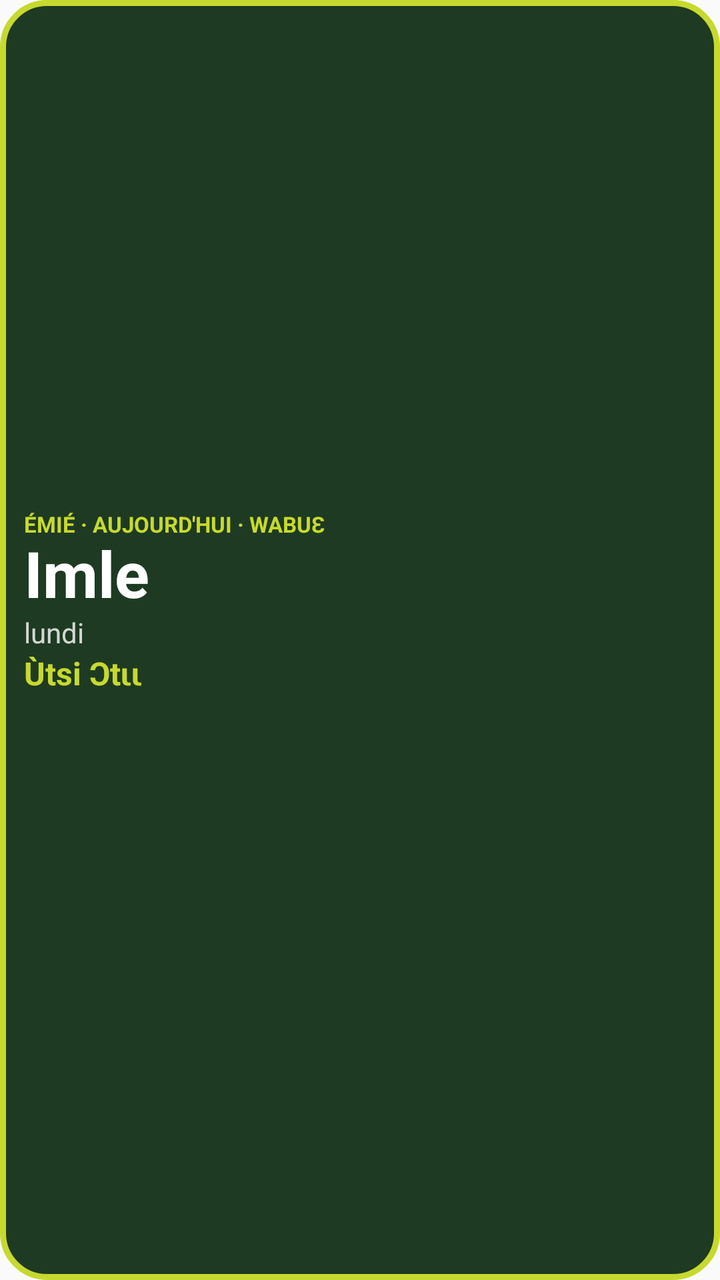
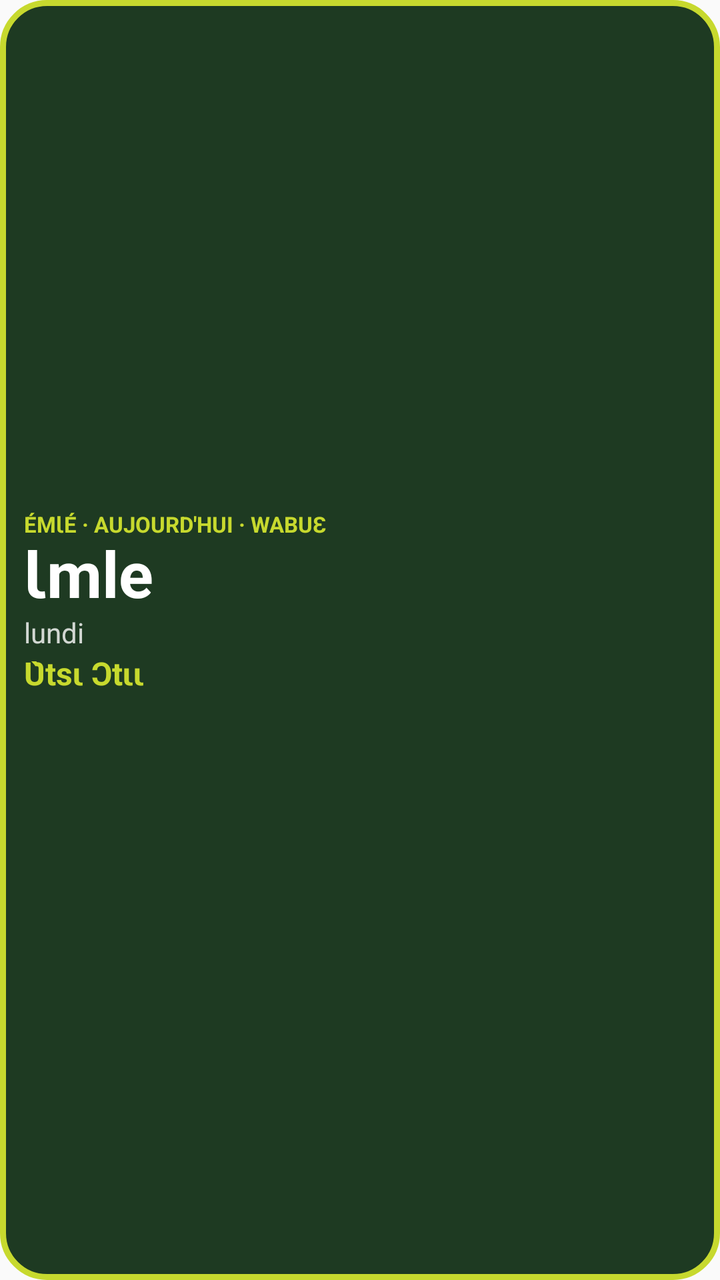

The first picture is an Android layout as it rendered before a commit; the second is the same layout after the commit. The layout source and the unified diff follow.
<!-- AndroidManifest.xml: application theme android:Theme.Material.Light.NoActionBar -->
<!-- res/layout/widget_calendrier.xml -->
<?xml version="1.0" encoding="utf-8"?>
<LinearLayout xmlns:android="http://schemas.android.com/apk/res/android"
    android:id="@+id/w_racine"
    android:layout_width="match_parent" android:layout_height="match_parent"
    android:orientation="vertical" android:padding="12dp" android:gravity="center_vertical"
    android:background="@drawable/fond_widget">
    <TextView android:id="@+id/w_titre" android:layout_width="wrap_content" android:layout_height="wrap_content"
        android:text="ÉMIÉ · AUJOURD'HUI · WABUƐ" android:textColor="#FFC7D92E"
        android:textSize="11sp" android:textStyle="bold" />
    <TextView android:id="@+id/w_jour" android:layout_width="wrap_content" android:layout_height="wrap_content"
        android:text="Imle" android:textColor="#FFFFFFFF" android:textSize="32sp" android:textStyle="bold"
        android:includeFontPadding="false" />
    <TextView android:id="@+id/w_jour_fr" android:layout_width="wrap_content" android:layout_height="wrap_content"
        android:text="lundi" android:textColor="#CCFFFFFF" android:textSize="14sp" />
    <TextView android:id="@+id/w_mois" android:layout_width="wrap_content" android:layout_height="wrap_content"
        android:text="Ùtsi Ɔtɩɩ" android:textColor="#FFC7D92E" android:textSize="16sp" android:textStyle="bold" />
    <TextView android:id="@+id/w_marche" android:layout_width="wrap_content" android:layout_height="wrap_content"
        android:text="" android:textColor="#FFFFFFFF" android:textSize="14sp" />
    <TextView android:id="@+id/w_ovazu" android:layout_width="wrap_content" android:layout_height="wrap_content"
        android:text="" android:textColor="#FFE8C35A" android:textSize="14sp" android:textStyle="bold" />
</LinearLayout>
<!-- resources referenced by this layout -->
<resources>
  <!-- drawable fond_widget (drawable) -->
  <?xml version="1.0" encoding="utf-8"?>
  <shape xmlns:android="http://schemas.android.com/apk/res/android" android:shape="rectangle">
      <solid android:color="#FF1E3A22" />
      <corners android:radius="22dp" />
      <stroke android:width="3dp" android:color="#FFC7D92E" />
  </shape>
</resources>

<!-- the commit's change to res/layout/widget_calendrier.xml (unified diff, before → after) -->
@@ -5,15 +5,15 @@
     android:orientation="vertical" android:padding="12dp" android:gravity="center_vertical"
     android:background="@drawable/fond_widget">
     <TextView android:id="@+id/w_titre" android:layout_width="wrap_content" android:layout_height="wrap_content"
-        android:text="ÉMIÉ · AUJOURD'HUI · WABUƐ" android:textColor="#FFC7D92E"
+        android:text="ÉMƖÉ · AUJOURD'HUI · WABUƐ" android:textColor="#FFC7D92E"
         android:textSize="11sp" android:textStyle="bold" />
     <TextView android:id="@+id/w_jour" android:layout_width="wrap_content" android:layout_height="wrap_content"
-        android:text="Imle" android:textColor="#FFFFFFFF" android:textSize="32sp" android:textStyle="bold"
+        android:text="Ɩmle" android:textColor="#FFFFFFFF" android:textSize="32sp" android:textStyle="bold"
         android:includeFontPadding="false" />
     <TextView android:id="@+id/w_jour_fr" android:layout_width="wrap_content" android:layout_height="wrap_content"
         android:text="lundi" android:textColor="#CCFFFFFF" android:textSize="14sp" />
     <TextView android:id="@+id/w_mois" android:layout_width="wrap_content" android:layout_height="wrap_content"
-        android:text="Ùtsi Ɔtɩɩ" android:textColor="#FFC7D92E" android:textSize="16sp" android:textStyle="bold" />
+        android:text="Ʋ̀tsɩ Ɔtɩɩ" android:textColor="#FFC7D92E" android:textSize="16sp" android:textStyle="bold" />
     <TextView android:id="@+id/w_marche" android:layout_width="wrap_content" android:layout_height="wrap_content"
         android:text="" android:textColor="#FFFFFFFF" android:textSize="14sp" />
     <TextView android:id="@+id/w_ovazu" android:layout_width="wrap_content" android:layout_height="wrap_content"
